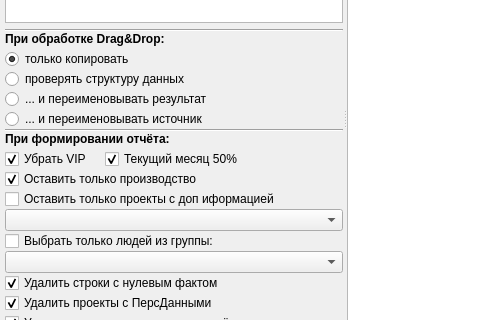
First picture: the form in Qt5Project/Windows2.ui, repository DIVIGL1/DES.LM.Reports, before the edit; both pictures show x 0 to 498 and y 216 to 536 of the 816 by 667 pixel window.
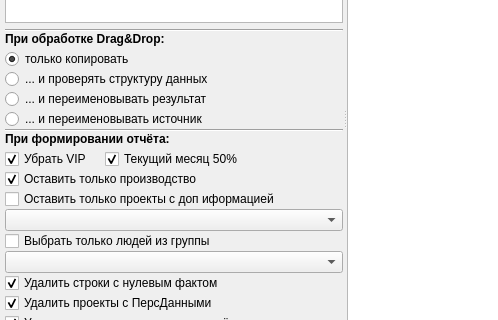
Second picture: the form after the edit.

Commit message: Fixed the text of two items on the main screen.

The edit to the form file:
```diff
--- a/Qt5Project/Windows2.ui
+++ b/Qt5Project/Windows2.ui
@@ -226,7 +226,7 @@
           <item>
            <widget class="QRadioButton" name="radioButtonDD2">
             <property name="text">
-             <string>проверять структуру данных</string>
+             <string>... и проверять структуру данных</string>
             </property>
            </widget>
           </item>
@@ -359,7 +359,7 @@
           <item>
            <widget class="QCheckBox" name="checkBoxSelectUsers">
             <property name="text">
-             <string>Выбрать только людей из группы:</string>
+             <string>Выбрать только людей из группы</string>
             </property>
            </widget>
           </item>
```
The commit also changes 1 other file.
